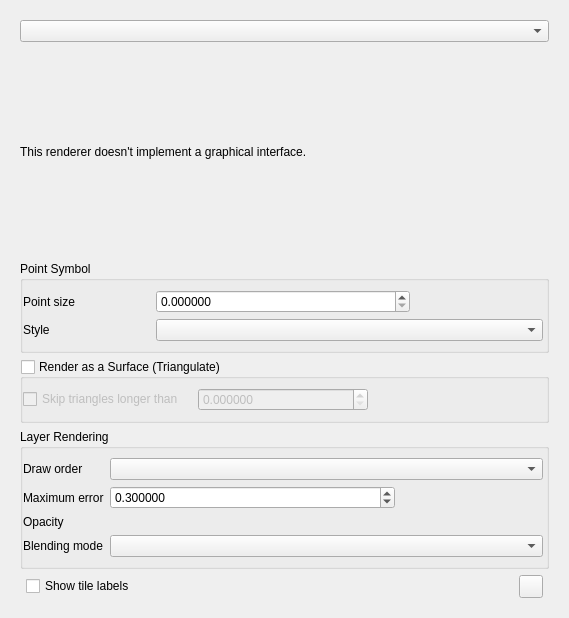
The window that src/ui/pointcloud/qgspointcloudrendererpropsdialogbase.ui (qgis/QGIS) describes before a commit, drawn with Qt 5.
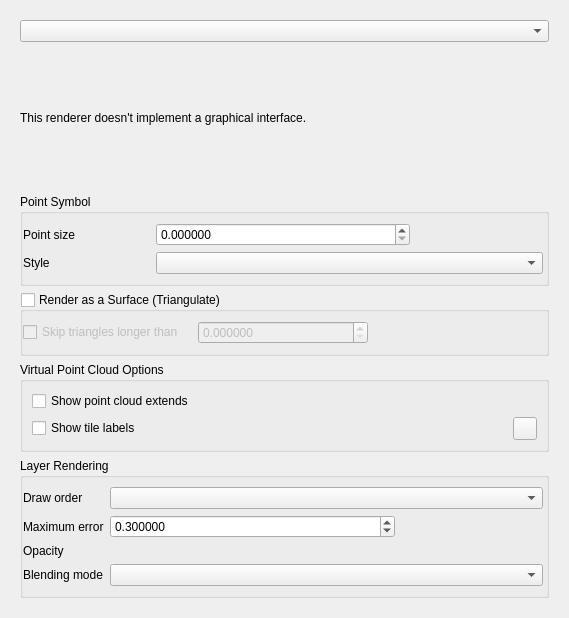
The same window after the commit. Custom widgets are drawn as their Qt base class.

Commit message: Add option to change between VPC overview and extends

The edit to the form file:
```diff
--- a/src/ui/pointcloud/qgspointcloudrendererpropsdialogbase.ui
+++ b/src/ui/pointcloud/qgspointcloudrendererpropsdialogbase.ui
@@ -169,6 +169,55 @@
          </layout>
         </widget>
        </item>
+       <item>
+        <widget class="QgsCollapsibleGroupBox" name="mVpcGroupBox">
+         <property name="title">
+          <string>Virtual Point Cloud Options</string>
+         </property>
+         <property name="checkable">
+          <bool>false</bool>
+         </property>
+         <property name="checked">
+          <bool>false</bool>
+         </property>
+         <layout class="QGridLayout" name="gridLayout_3">
+          <item row="1" column="0">
+           <widget class="QCheckBox" name="mLabels">
+            <property name="text">
+             <string>Show tile labels</string>
+            </property>
+           </widget>
+          </item>
+          <item row="1" column="1">
+           <spacer name="horizontalSpacer">
+            <property name="orientation">
+             <enum>Qt::Horizontal</enum>
+            </property>
+            <property name="sizeHint" stdset="0">
+             <size>
+              <width>301</width>
+              <height>20</height>
+             </size>
+            </property>
+           </spacer>
+          </item>
+          <item row="1" column="2">
+           <widget class="QgsFontButton" name="mLabelOptions">
+            <property name="text">
+             <string/>
+            </property>
+           </widget>
+          </item>
+          <item row="0" column="0">
+           <widget class="QCheckBox" name="mExtendsCheckBox">
+            <property name="text">
+             <string>Show point cloud extends</string>
+            </property>
+           </widget>
+          </item>
+         </layout>
+        </widget>
+       </item>
        <item>
         <widget class="QGroupBox" name="mLayerRenderingGroupBox">
          <property name="title">
@@ -279,33 +328,6 @@
          <property name="rightMargin">
           <number>6</number>
          </property>
-         <item>
-          <widget class="QCheckBox" name="mLabels">
-           <property name="text">
-            <string>Show tile labels</string>
-           </property>
-          </widget>
-         </item>
-         <item>
-          <spacer name="horizontalSpacer">
-           <property name="orientation">
-            <enum>Qt::Horizontal</enum>
-           </property>
-           <property name="sizeHint" stdset="0">
-            <size>
-             <width>40</width>
-             <height>20</height>
-            </size>
-           </property>
-          </spacer>
-         </item>
-         <item>
-          <widget class="QgsFontButton" name="mLabelOptions">
-           <property name="text">
-            <string/>
-           </property>
-          </widget>
-         </item>
         </layout>
        </item>
       </layout>
```
The commit also changes 6 other files.
